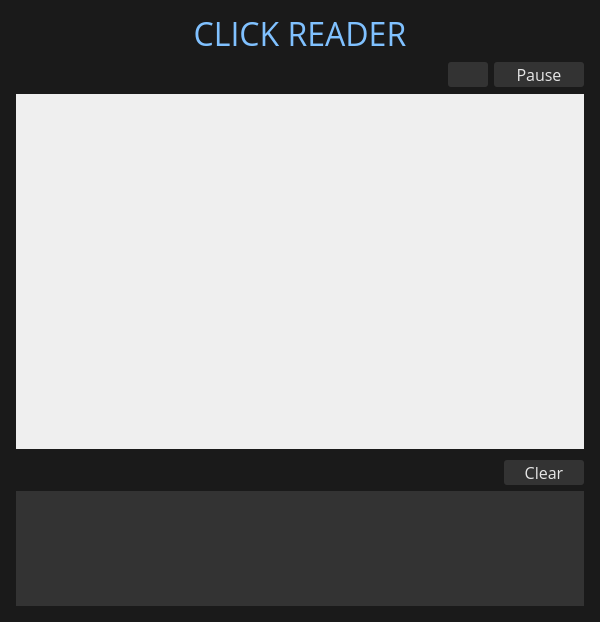
Above: App/mainwindow.ui from ivanamunjas/ClickReader before the change. Below: the same form after it.
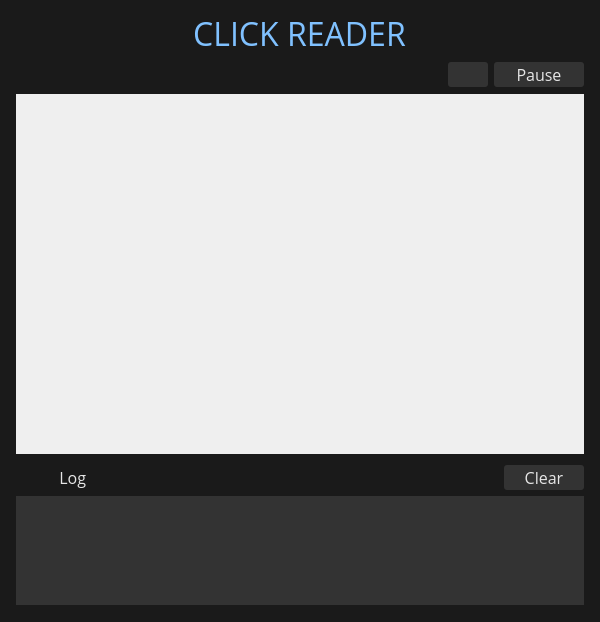
That is the form after the change. Icons and pictures are not drawn. Custom widgets are drawn as their Qt base class.

Diff of the .ui file:
```diff
--- a/App/mainwindow.ui
+++ b/App/mainwindow.ui
@@ -169,7 +169,7 @@
       <item>
        <layout class="QVBoxLayout" name="verticalLayout_6"/>
       </item>
-      <item>
+      <item alignment="Qt::AlignHCenter">
        <widget class="QLabel" name="label">
         <property name="maximumSize">
          <size>
@@ -239,6 +239,12 @@
       </item>
       <item>
        <widget class="QWidget" name="widget_2" native="true">
+        <property name="sizePolicy">
+         <sizepolicy hsizetype="Preferred" vsizetype="Expanding">
+          <horstretch>0</horstretch>
+          <verstretch>0</verstretch>
+         </sizepolicy>
+        </property>
         <layout class="QVBoxLayout" name="verticalLayout_3">
          <property name="spacing">
           <number>0</number>
@@ -925,6 +931,18 @@
           <verstretch>0</verstretch>
          </sizepolicy>
         </property>
+        <property name="minimumSize">
+         <size>
+          <width>0</width>
+          <height>0</height>
+         </size>
+        </property>
+        <property name="maximumSize">
+         <size>
+          <width>16777215</width>
+          <height>141</height>
+         </size>
+        </property>
         <layout class="QVBoxLayout" name="verticalLayout_4">
          <property name="spacing">
           <number>0</number>
@@ -949,6 +967,158 @@
            <property name="bottomMargin">
             <number>6</number>
            </property>
+           <item alignment="Qt::AlignHCenter|Qt::AlignVCenter">
+            <widget class="QPushButton" name="logButton">
+             <property name="sizePolicy">
+              <sizepolicy hsizetype="Fixed" vsizetype="Fixed">
+               <horstretch>0</horstretch>
+               <verstretch>0</verstretch>
+              </sizepolicy>
+             </property>
+             <property name="minimumSize">
+              <size>
+               <width>35</width>
+               <height>25</height>
+              </size>
+             </property>
+             <property name="maximumSize">
+              <size>
+               <width>35</width>
+               <height>16777215</height>
+              </size>
+             </property>
+             <property name="sizeIncrement">
+              <size>
+               <width>0</width>
+               <height>0</height>
+              </size>
+             </property>
+             <property name="font">
+              <font>
+               <family>Open Sans</family>
+               <pointsize>12</pointsize>
+              </font>
+             </property>
+             <property name="layoutDirection">
+              <enum>Qt::LeftToRight</enum>
+             </property>
+             <property name="styleSheet">
+              <string notr="true">QPushButton {
+   border: 2px #1a1a1a;
+
+   border-radius: 3px;
+    background-color:  #1a1a1a;
+
+	color: #e6e6e6;
+    
+
+
+
+}
+
+
+QPushButton:hover {
+   
+    background-color:#404040;
+
+	color: #e6e6e6;
+}
+</string>
+             </property>
+             <property name="text">
+              <string/>
+             </property>
+            </widget>
+           </item>
+           <item>
+            <widget class="QLabel" name="label_3">
+             <property name="minimumSize">
+              <size>
+               <width>50</width>
+               <height>0</height>
+              </size>
+             </property>
+             <property name="maximumSize">
+              <size>
+               <width>16777215</width>
+               <height>16777215</height>
+              </size>
+             </property>
+             <property name="palette">
+              <palette>
+               <active>
+                <colorrole role="WindowText">
+                 <brush brushstyle="SolidPattern">
+                  <color alpha="255">
+                   <red>230</red>
+                   <green>230</green>
+                   <blue>230</blue>
+                  </color>
+                 </brush>
+                </colorrole>
+                <colorrole role="Text">
+                 <brush brushstyle="SolidPattern">
+                  <color alpha="255">
+                   <red>230</red>
+                   <green>230</green>
+                   <blue>230</blue>
+                  </color>
+                 </brush>
+                </colorrole>
+               </active>
+               <inactive>
+                <colorrole role="WindowText">
+                 <brush brushstyle="SolidPattern">
+                  <color alpha="255">
+                   <red>230</red>
+                   <green>230</green>
+                   <blue>230</blue>
+                  </color>
+                 </brush>
+                </colorrole>
+                <colorrole role="Text">
+                 <brush brushstyle="SolidPattern">
+                  <color alpha="255">
+                   <red>230</red>
+                   <green>230</green>
+                   <blue>230</blue>
+                  </color>
+                 </brush>
+                </colorrole>
+               </inactive>
+               <disabled>
+                <colorrole role="WindowText">
+                 <brush brushstyle="SolidPattern">
+                  <color alpha="255">
+                   <red>120</red>
+                   <green>120</green>
+                   <blue>120</blue>
+                  </color>
+                 </brush>
+                </colorrole>
+                <colorrole role="Text">
+                 <brush brushstyle="SolidPattern">
+                  <color alpha="255">
+                   <red>120</red>
+                   <green>120</green>
+                   <blue>120</blue>
+                  </color>
+                 </brush>
+                </colorrole>
+               </disabled>
+              </palette>
+             </property>
+             <property name="font">
+              <font>
+               <family>Open Sans</family>
+               <pointsize>12</pointsize>
+              </font>
+             </property>
+             <property name="text">
+              <string>  Log</string>
+             </property>
+            </widget>
+           </item>
            <item>
             <spacer name="horizontalSpacer">
              <property name="orientation">
@@ -1205,6 +1375,12 @@
              <height>0</height>
             </size>
            </property>
+           <property name="maximumSize">
+            <size>
+             <width>16777215</width>
+             <height>109</height>
+            </size>
+           </property>
            <property name="palette">
             <palette>
              <active>
@@ -1333,6 +1509,7 @@
 
 background-color: #333333;
 border: 0px;
+padding-left: 5px;
 
 }</string>
            </property>
```
Left out of the diff: 9 changed lines with no effect on the pictures.
